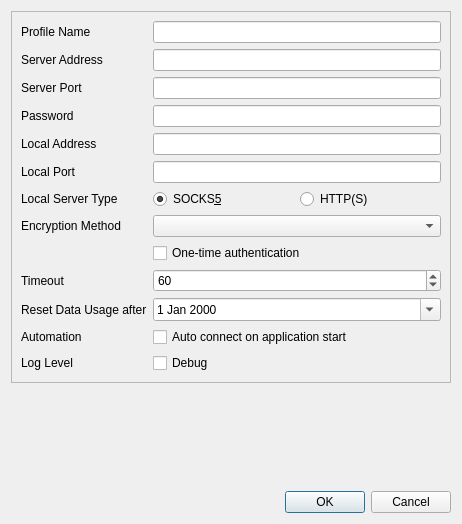
Before: the Qt Designer form src/editdialog.ui in shadowsocks/shadowsocks-qt5, drawn with Qt 5.
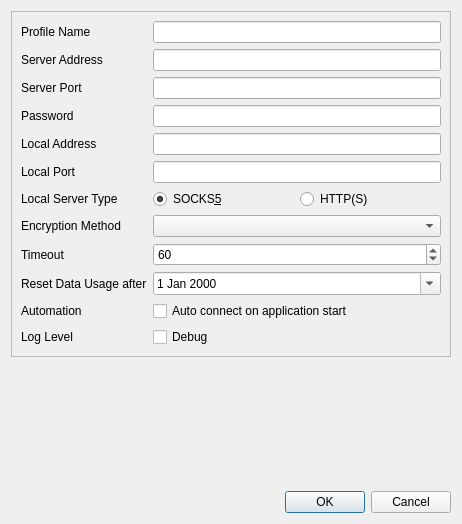
After: the same form once the commit is applied.

What changed in the file:
```diff
--- a/src/editdialog.ui
+++ b/src/editdialog.ui
@@ -152,14 +152,14 @@
         </property>
        </widget>
       </item>
-      <item row="9" column="0">
+      <item row="8" column="0">
        <widget class="QLabel" name="timeoutLabel">
         <property name="text">
          <string>Timeout</string>
         </property>
        </widget>
       </item>
-      <item row="9" column="1">
+      <item row="8" column="1">
        <widget class="QSpinBox" name="timeoutSpinBox">
         <property name="sizePolicy">
          <sizepolicy hsizetype="Expanding" vsizetype="Fixed">
@@ -181,14 +181,14 @@
         </property>
        </widget>
       </item>
-      <item row="10" column="0">
+      <item row="9" column="0">
        <widget class="QLabel" name="resetDateLabel">
         <property name="text">
          <string>Reset Data Usage after</string>
         </property>
        </widget>
       </item>
-      <item row="10" column="1">
+      <item row="9" column="1">
        <widget class="QDateEdit" name="resetDateEdit">
         <property name="sizePolicy">
          <sizepolicy hsizetype="Expanding" vsizetype="Fixed">
@@ -201,14 +201,14 @@
         </property>
        </widget>
       </item>
-      <item row="11" column="0">
+      <item row="10" column="0">
        <widget class="QLabel" name="autoStartLabel">
         <property name="text">
          <string>Automation</string>
         </property>
        </widget>
       </item>
-      <item row="11" column="1">
+      <item row="10" column="1">
        <widget class="QCheckBox" name="autoStartCheckBox">
         <property name="sizePolicy">
          <sizepolicy hsizetype="Expanding" vsizetype="Fixed">
@@ -221,14 +221,14 @@
         </property>
        </widget>
       </item>
-      <item row="12" column="0">
+      <item row="11" column="0">
        <widget class="QLabel" name="logLevelLabel">
         <property name="text">
          <string>Log Level</string>
         </property>
        </widget>
       </item>
-      <item row="12" column="1">
+      <item row="11" column="1">
        <widget class="QCheckBox" name="debugCheckBox">
         <property name="sizePolicy">
          <sizepolicy hsizetype="Expanding" vsizetype="Fixed">
@@ -241,16 +241,6 @@
         </property>
        </widget>
       </item>
-      <item row="8" column="1">
-       <widget class="QCheckBox" name="otaCheckBox">
-        <property name="toolTip">
-         <string>[Deprecated] Turn on one-time authentication and header verification (need server support)</string>
-        </property>
-        <property name="text">
-         <string>One-time authentication</string>
-        </property>
-       </widget>
-      </item>
      </layout>
     </widget>
    </item>
```
Left out of the diff: 1 changed line with no effect on the pictures.
